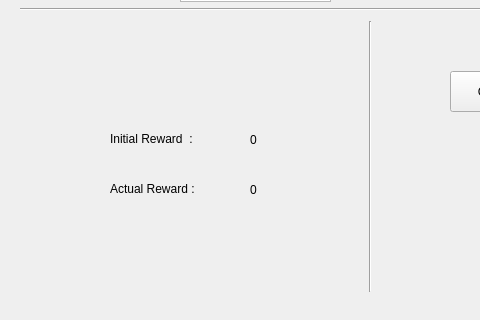
First picture: the form in uis/simulator.ui, repository sharanjeetsinghmago/online_reward_shaping, before the edit; both pictures show x 0 to 480 and y 569 to 889 of the 1060 by 889 pixel window.
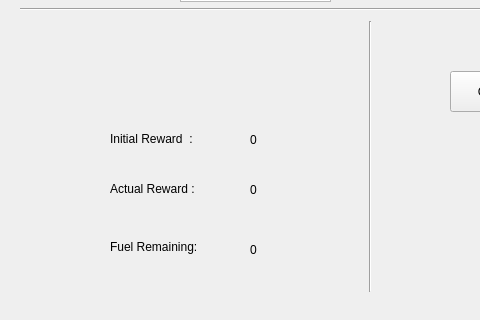
Second picture: the form after the edit.

Commit message: fuel feature

```diff
--- a/uis/simulator.ui
+++ b/uis/simulator.ui
@@ -223,6 +223,32 @@
     <string>0</string>
    </property>
   </widget>
+  <widget class="QLabel" name="label_fuel">
+   <property name="geometry">
+    <rect>
+     <x>110</x>
+     <y>800</y>
+     <width>111</width>
+     <height>31</height>
+    </rect>
+   </property>
+   <property name="text">
+    <string>Fuel Remaining:</string>
+   </property>
+  </widget>
+  <widget class="QLabel" name="label_fuel_value">
+   <property name="geometry">
+    <rect>
+     <x>250</x>
+     <y>810</y>
+     <width>67</width>
+     <height>17</height>
+    </rect>
+   </property>
+   <property name="text">
+    <string>0</string>
+   </property>
+  </widget>
  </widget>
  <resources/>
  <connections/>
```
The commit also changes 5 other files.
